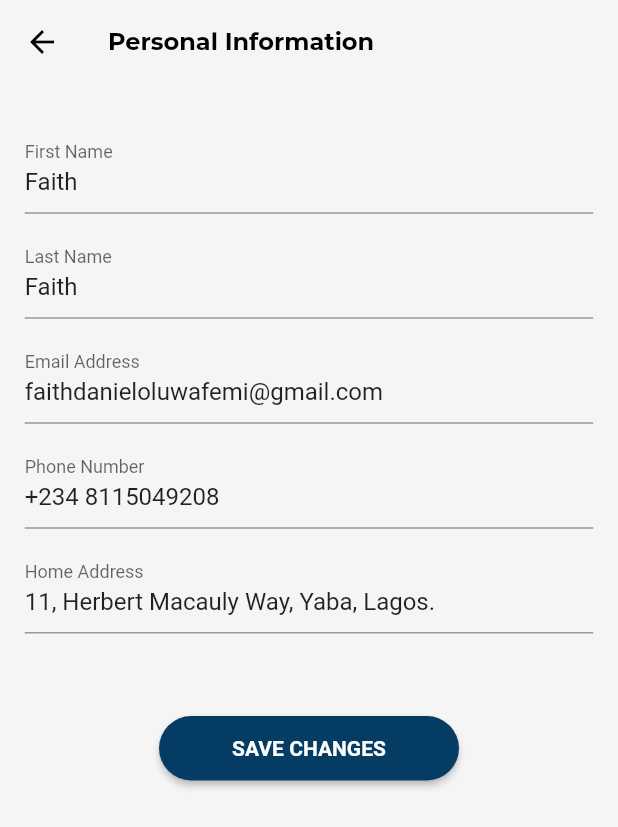
After one commit to musjib999/blusearch, a Flutter app: the Account screen opened directly, after a tap on "Personal Information", on a phone screen of 412 x 824 dp. The commit adds this screen. Shown: the top 827 px of the screen. Run offline on Flutter 3.47's test engine with Material 2 defaults, Android fonts, the phone set to English and light mode, and no system bars; drawn by our look-alikes of rounded_loading_button; our stand-ins replace equatable, flutter_bloc, flutter_svg, google_fonts, ionicons, pinput and 1 more.

Commit message:
personal information and account settings done

```diff
--- a/lib/app/presentation/auth/screens/login/login_screen.dart
+++ b/lib/app/presentation/auth/screens/login/login_screen.dart
@@ -33,7 +33,7 @@ class _LoginState extends State<Login> {
                   SizedBox(height: 20.sp),
                   Column(
                     children: [
-                      AuthTextField(
+                      AppTextField(
                         controller: email,
                         hintText: 'Email Address',
                         validator: (value) {
@@ -44,7 +44,7 @@ class _LoginState extends State<Login> {
                         },
                       ),
                       const SizedBox(height: 20),
-                      AuthTextField(
+                      AppTextField(
                         obscureText: true,
                         controller: password,
                         hintText: 'Password',
--- a/lib/app/presentation/auth/widgets/auth_text_field.dart
+++ b/lib/app/presentation/auth/widgets/auth_text_field.dart
@@ -1,12 +1,12 @@
 import '../../../configs/configs.dart';
 
-class AuthTextField extends StatelessWidget {
+class AppTextField extends StatelessWidget {
   final TextEditingController controller;
   final String hintText;
   final bool? obscureText;
   final double? width;
   final String? Function(String?)? validator;
-  const AuthTextField({Key? key, required this.controller, required this.hintText, this.obscureText, this.validator, this.width}) : super(key: key);
+  const AppTextField({Key? key, required this.controller, required this.hintText, this.obscureText, this.validator, this.width}) : super(key: key);
 
   @override
   Widget build(BuildContext context) {
--- a/lib/app/presentation/investor/profile/screens/account.dart
+++ b/lib/app/presentation/investor/profile/screens/account.dart
@@ -16,36 +16,44 @@ class Account extends StatelessWidget {
           children: [
             SizedBox(height: 10.sp),
             const Center(
-              child:  CircleAvatar(
+              child: CircleAvatar(
                 radius: 40.0,
                 backgroundColor: AppColors.inputGrey,
-                child: Icon(Ionicons.person, color: AppColors.white, size: 40,),
+                child: Icon(
+                  Ionicons.person,
+                  color: AppColors.white,
+                  size: 40,
+                ),
               ),
             ),
             SizedBox(height: 7.sp),
             Center(
-              child: Text('Faith Oluwafemi', style: GoogleFonts.montserrat(fontSize: 20, fontWeight: FontWeight.w600),),
+              child: Text(
+                'Faith Oluwafemi',
+                style: GoogleFonts.montserrat(
+                    fontSize: 20, fontWeight: FontWeight.w600),
+              ),
             ),
             SizedBox(height: 40.sp),
-             ListTile(
+            ListTile(
+              onTap: () => Navigator.push(context, PersonalInformation.route()),
               shape: RoundedRectangleBorder(
-                side: const BorderSide(
-                  color: AppColors.inputGrey,
-                ),
-                borderRadius: BorderRadius.circular(8.0)
-              ),
+                  side: const BorderSide(
+                    color: AppColors.inputGrey,
+                  ),
+                  borderRadius: BorderRadius.circular(8.0)),
               leading: const Icon(Ionicons.person_circle),
               title: const Text('Personal Information'),
               trailing: const Icon(Icons.arrow_forward_ios),
             ),
             SizedBox(height: 15.sp),
             ListTile(
+              onTap: () => Navigator.push(context, AccountSettings.route()),
               shape: RoundedRectangleBorder(
                   side: const BorderSide(
                     color: AppColors.inputGrey,
                   ),
-                  borderRadius: BorderRadius.circular(8.0)
-              ),
+                  borderRadius: BorderRadius.circular(8.0)),
               leading: const Icon(Icons.manage_accounts_sharp),
               title: const Text('Account Settings'),
               trailing: const Icon(Icons.arrow_forward_ios),
@@ -56,8 +64,7 @@ class Account extends StatelessWidget {
                   side: const BorderSide(
                     color: AppColors.inputGrey,
                   ),
-                  borderRadius: BorderRadius.circular(8.0)
-              ),
+                  borderRadius: BorderRadius.circular(8.0)),
               leading: const Icon(Ionicons.card),
               title: const Text('Bank and Card Details'),
               trailing: const Icon(Icons.arrow_forward_ios),
@@ -68,11 +75,19 @@ class Account extends StatelessWidget {
                   side: const BorderSide(
                     color: AppColors.errorRed,
                   ),
-                  borderRadius: BorderRadius.circular(8.0)
+                  borderRadius: BorderRadius.circular(8.0)),
+              leading: const Icon(
+                Icons.logout,
+                color: AppColors.errorRed,
               ),
-              leading: const Icon(Icons.logout, color: AppColors.errorRed,),
-              title: const Text('Logout', style: TextStyle(color: AppColors.errorRed),),
-              trailing: const Icon(Icons.arrow_forward_ios, color: AppColors.errorRed,),
+              title: const Text(
+                'Logout',
+                style: TextStyle(color: AppColors.errorRed),
+              ),
+              trailing: const Icon(
+                Icons.arrow_forward_ios,
+                color: AppColors.errorRed,
+              ),
             )
           ],
         ),
--- /dev/null
+++ b/lib/app/presentation/investor/profile/screens/personal_information.dart
@@ -0,0 +1,62 @@
+import 'package:blusearch/app/index.dart';
+
+class PersonalInformation extends StatefulWidget {
+  static Route route() => MaterialPageRoute(
+    builder: (_) => const PersonalInformation(),
+  );
+  const PersonalInformation({Key? key}) : super(key: key);
+
+  @override
+  State<PersonalInformation> createState() => _PersonalInformationState();
+}
+
+class _PersonalInformationState extends State<PersonalInformation> {
+  TextEditingController fName = TextEditingController();
+  TextEditingController lName = TextEditingController();
+  TextEditingController phone = TextEditingController();
+  TextEditingController email = TextEditingController();
+  TextEditingController address = TextEditingController();
+  RoundedLoadingButtonController saveBtn = RoundedLoadingButtonController();
+
+  @override
+  void initState() {
+    super.initState();
+    setState(() {
+      fName.text = 'Faith';
+      lName.text = 'Faith';
+      phone.text = '+234 8115049208';
+      email.text = 'faithdanieloluwafemi@gmail.com';
+      address.text = '11, Herbert Macauly Way, Yaba, Lagos.';
+    });
+  }
+
+  @override
+  Widget build(BuildContext context) {
+    return Scaffold(
+      appBar: AppBar(
+        title: const Text('Personal Information'),
+      ),
+      body: SingleChildScrollView(
+        child: Container(
+          margin: EdgeInsets.all(12.sp),
+          child: Column(
+            children: [
+              SizedBox(height: 8.sp),
+              AppTextField(controller: fName, hintText: 'First Name'),
+              SizedBox(height: 8.sp),
+              AppTextField(controller: fName, hintText: 'Last Name'),
+              SizedBox(height: 8.sp),
+              AppTextField(controller: email, hintText: 'Email Address'),
+              SizedBox(height: 8.sp),
+              AppTextField(controller: phone, hintText: 'Phone Number'),
+              SizedBox(height: 8.sp),
+              AppTextField(controller: address, hintText: 'Home Address'),
+              SizedBox(height: 40.sp),
+              PrimaryButton(controller: saveBtn, title: 'SAVE CHANGES', onTap: (){},),
+            ],
+          ),
+        ),
+      ),
+    );
+  }
+}
--- a/lib/app/presentation/investor/profile/screens/screens.dart
+++ b/lib/app/presentation/investor/profile/screens/screens.dart
@@ -1 +1,3 @@
 export 'account.dart';
+export 'account_settings.dart';
+export 'personal_information.dart';
```
Also changed, not shown: lib/app/presentation/auth/screens/register/business/register_business.dart (+5 -5 lines), lib/app/presentation/auth/screens/register/investor/register_investor.dart (+6 -6 lines), lib/app/presentation/investor/profile/screens/account_settings.dart (added, +40 -0 lines).
